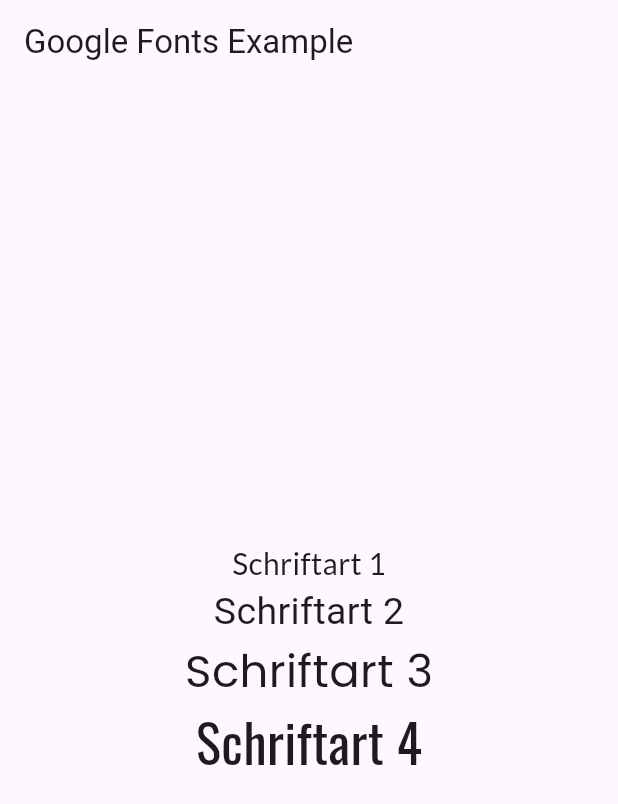
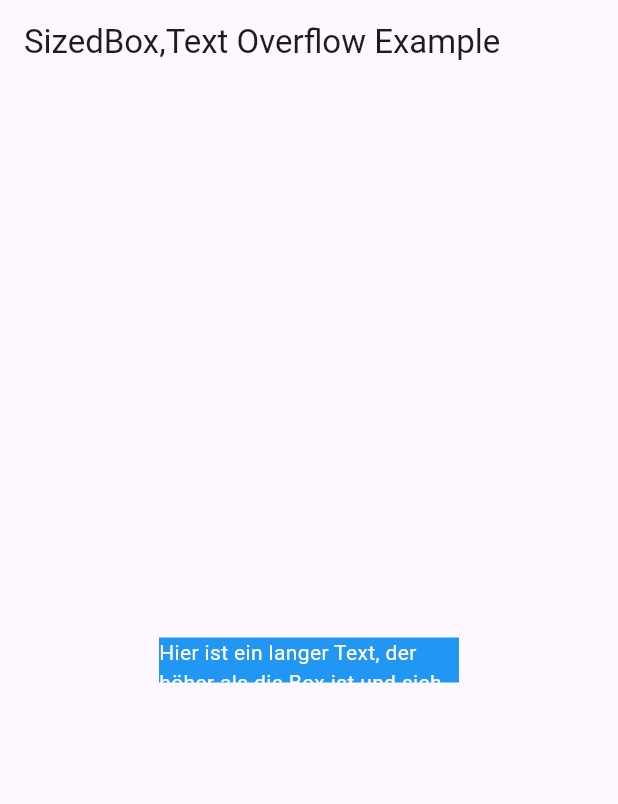
Before and after one commit to hiwa2000/themes, a Flutter app: the screen it shows after launch, on a phone screen of 412 x 824 dp. Shown: the top 804 px of the screen. Run offline on Flutter 3.47's test engine with Material 3 defaults, Android fonts, the phone set to English and light mode, and no system bars.

Commit message:
add SizedBox,Text Overflow Example

```diff
--- a/lib/main.dart
+++ b/lib/main.dart
@@ -1,42 +1,104 @@
+// import 'package:flutter/material.dart';
+// import 'package:google_fonts/google_fonts.dart';
+
+// void main() {
+//   runApp(MyApp());
+// }
+
+// class MyApp extends StatelessWidget {
+//   @override
+//   Widget build(BuildContext context) {
+//     return MaterialApp(
+//       home: Scaffold(
+//         appBar: AppBar(
+//           title: Text('Google Fonts Example'),
+//         ),
+//         body: Center(
+//           child: Column(
+//             mainAxisAlignment: MainAxisAlignment.center,
+//             children: <Widget>[
+//               Text(
+//                 'Schriftart 1',
+//                 style: GoogleFonts.lato(fontSize: 20),
+//               ),
+//               Text(
+//                 'Schriftart 2',
+//                 style: GoogleFonts.roboto(fontSize: 25),
+//               ),
+//               Text(
+//                 'Schriftart 3',
+//                 style: GoogleFonts.poppins(fontSize: 30),
+//               ),
+//               Text(
+//                 'Schriftart 4',
+//                 style: GoogleFonts.oswald(fontSize: 35),
+//               ),
+//             ],
+//           ),
+//         ),
+//       ),
+//     );
+//   }
+// }
+
+
 import 'package:flutter/material.dart';
-import 'package:google_fonts/google_fonts.dart';
 
 void main() {
-  runApp(MyApp());
+  runApp(const MyApp());
 }
 
 class MyApp extends StatelessWidget {
+  const MyApp({super.key});
+
   @override
   Widget build(BuildContext context) {
     return MaterialApp(
       home: Scaffold(
         appBar: AppBar(
-          title: Text('Google Fonts Example'),
+          title: const Text('SizedBox,Text Overflow Example'),
         ),
-        body: Center(
-          child: Column(
-            mainAxisAlignment: MainAxisAlignment.center,
-            children: <Widget>[
-              Text(
-                'Schriftart 1',
-                style: GoogleFonts.lato(fontSize: 20),
-              ),
-              Text(
-                'Schriftart 2',
-                style: GoogleFonts.roboto(fontSize: 25),
-              ),
-              Text(
-                'Schriftart 3',
-                style: GoogleFonts.poppins(fontSize: 30),
-              ),
-              Text(
-                'Schriftart 4',
-                style: GoogleFonts.oswald(fontSize: 35),
-              ),
-            ],
+        body: const Center(
+          child: SizedBox(
+            width: 200,
+            height: 30,
+            child: MyExpandingText(),
           ),
         ),
       ),
     );
   }
 }
+
+class MyExpandingText extends StatefulWidget {
+  const MyExpandingText({super.key});
+
+  @override
+  _MyExpandingTextState createState() => _MyExpandingTextState();
+}
+
+class _MyExpandingTextState extends State<MyExpandingText> {
+  bool isExpanded = false;
+
+  @override
+  Widget build(BuildContext context) {
+    return GestureDetector(
+      onTap: () {
+        setState(() {
+          isExpanded = !isExpanded;
+        });
+      },
+      child: Container(
+        width: 200,
+        height: isExpanded ? null : 30,
+        color: Colors.blue,
+        child: const SingleChildScrollView(
+          child: Text(
+            'Hier ist ein langer Text, der höher als die Box ist und sich bei einem Klick ausklappt.',
+            style: TextStyle(color: Colors.white),
+          ),
+        ),
+      ),
+    );
+  }
+}
```
